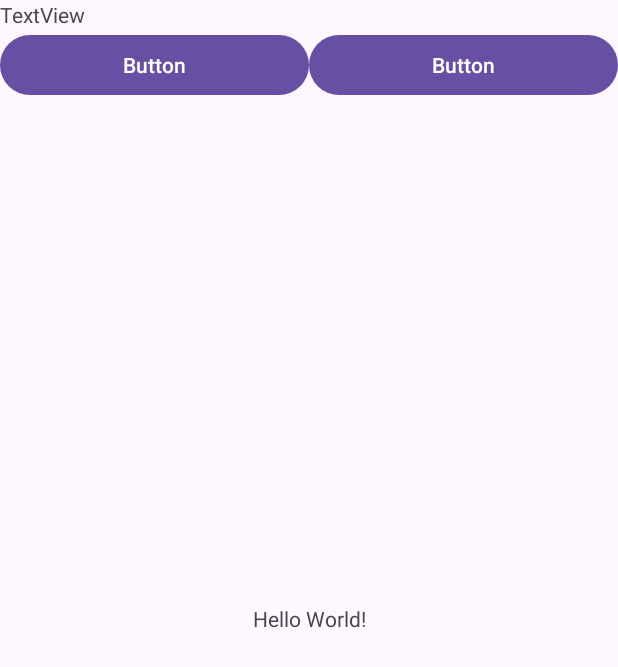
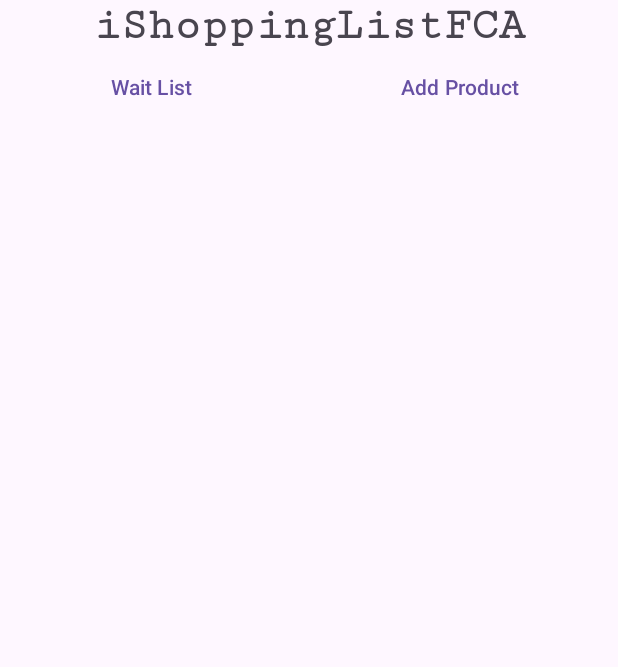
Before and after one commit to WishperKnight/iShoppingCartFCA, an Android app: the screen it shows after launch (MainActivity), on a phone screen of 412 x 824 dp. Shown: the top 667 px of the screen. Run offline under Robolectric (Android 15) with nearby library versions, the phone set to English and light mode, and no system bars.

Commit message:
App launched, listView doesnt load the items, main view finished without comments

```diff
--- a/app/src/main/java/ies/carrillo/ishoppingcartfca/activities/EditProductActivity.java
+++ b/app/src/main/java/ies/carrillo/ishoppingcartfca/activities/EditProductActivity.java
@@ -17,6 +17,7 @@ import androidx.core.view.WindowInsetsCompat;
 
 import ies.carrillo.ishoppingcartfca.R;
 import ies.carrillo.ishoppingcartfca.models.Product;
+import ies.carrillo.ishoppingcartfca.models.Products;
 
 /**
  * Class for edit the atributes of an product
@@ -82,7 +83,7 @@ public class EditProductActivity extends AppCompatActivity {
             String finalNewName2 = newName;
             String finalNewNote2 = newNote;
 
-            btnEditProduct.setOnClickListener(v -> editproduct(p, finalNewName2, finalNewNote2, buy.isChecked()));
+            btnEditProduct.setOnClickListener(v -> Products.products.add(editproduct(p, finalNewName2, finalNewNote2, buy.isChecked())));
         }
 
         btnCancel.setOnClickListener(v -> startActivity(cancel));
--- a/app/src/main/java/ies/carrillo/ishoppingcartfca/activities/MainActivity.java
+++ b/app/src/main/java/ies/carrillo/ishoppingcartfca/activities/MainActivity.java
@@ -2,6 +2,8 @@ package ies.carrillo.ishoppingcartfca.activities;
 
 import android.content.Intent;
 import android.os.Bundle;
+import android.widget.Button;
+import android.widget.ListView;
 
 import androidx.activity.EdgeToEdge;
 import androidx.appcompat.app.AppCompatActivity;
@@ -10,6 +12,8 @@ import androidx.core.view.ViewCompat;
 import androidx.core.view.WindowInsetsCompat;
 
 import ies.carrillo.ishoppingcartfca.R;
+import ies.carrillo.ishoppingcartfca.adapters.ProductAdapter;
+import ies.carrillo.ishoppingcartfca.models.Products;
 
 public class MainActivity extends AppCompatActivity {
 
@@ -27,7 +31,22 @@ public class MainActivity extends AppCompatActivity {
     }
 
     private void loadingComponents(){
+
         Intent seeDetails = new Intent(this, DetailsActivity.class);
+        Intent addWaitList = new Intent(this, AddProductToWaitListActivity.class);
+        Intent addProduct = new Intent(this, AddProductAtivity.class);
+
+        Button btnWaitList = findViewById(R.id.btnAddWaitngList);
+        Button btnAddProduct = findViewById(R.id.btnAddProduct);
+
+        ListView lvProducts = findViewById(R.id.lvProducts);
+        ProductAdapter productAdapter = new ProductAdapter(this.getApplicationContext(), 0, Products.products);
+        lvProducts.setAdapter(productAdapter);
+
+
+        lvProducts.setOnItemClickListener((adapterView, view, i, l) ->  startActivity(seeDetails));
+        btnWaitList.setOnClickListener(v-> startActivity(addWaitList));
+        btnAddProduct.setOnClickListener(v-> startActivity(addProduct));
 
     }
 }
--- a/app/src/main/java/ies/carrillo/ishoppingcartfca/adapters/ProductAdapter.java
+++ b/app/src/main/java/ies/carrillo/ishoppingcartfca/adapters/ProductAdapter.java
@@ -14,10 +14,11 @@ import java.util.List;
 
 import ies.carrillo.ishoppingcartfca.R;
 import ies.carrillo.ishoppingcartfca.models.Product;
+import ies.carrillo.ishoppingcartfca.models.Products;
 
 public class ProductAdapter extends ArrayAdapter<Product> {
 
-    private final List<Product> products;
+    private List<Product> products = (List<Product>) Products.products.clone();
 
     /**
      * Constructor for the adapter
--- a/app/src/main/res/layout/activity_main.xml
+++ b/app/src/main/res/layout/activity_main.xml
@@ -1,20 +1,10 @@
 <?xml version="1.0" encoding="utf-8"?>
 <androidx.constraintlayout.widget.ConstraintLayout xmlns:android="http://schemas.android.com/apk/res/android"
-    xmlns:app="http://schemas.android.com/apk/res-auto"
     xmlns:tools="http://schemas.android.com/tools"
     android:id="@+id/main"
     android:layout_width="match_parent"
     android:layout_height="match_parent"
     tools:context=".activities.MainActivity">
-
-    <TextView
-        android:layout_width="wrap_content"
-        android:layout_height="wrap_content"
-        android:text="Hello World!"
-        app:layout_constraintBottom_toBottomOf="parent"
-        app:layout_constraintEnd_toEndOf="parent"
-        app:layout_constraintStart_toStartOf="parent"
-        app:layout_constraintTop_toTopOf="parent" />
 
     <ScrollView
         android:layout_width="match_parent"
@@ -23,36 +13,44 @@
         <LinearLayout
             android:layout_width="match_parent"
             android:layout_height="wrap_content"
-            android:orientation="vertical" >
+            android:orientation="vertical">
 
             <TextView
                 android:id="@+id/textView"
                 android:layout_width="match_parent"
                 android:layout_height="wrap_content"
-                android:text="TextView" />
+                android:fontFamily="serif-monospace"
+                android:text="@string/ishoppinglistfca"
+                android:textAlignment="center"
+                android:textSize="30sp"
+                android:textStyle="bold" />
 
             <ListView
+                android:id="@+id/lvProducts"
                 android:layout_width="match_parent"
                 android:layout_height="match_parent" />
 
             <LinearLayout
+                style="?android:attr/buttonBarStyle"
                 android:layout_width="match_parent"
                 android:layout_height="match_parent"
                 android:orientation="horizontal">
 
                 <Button
-                    android:id="@+id/button7"
+                    android:id="@+id/btnAddWaitngList"
+                    style="?android:attr/buttonBarButtonStyle"
                     android:layout_width="wrap_content"
                     android:layout_height="wrap_content"
                     android:layout_weight="1"
-                    android:text="Button" />
+                    android:text="@string/wait_list" />
 
                 <Button
-                    android:id="@+id/button8"
+                    android:id="@+id/btnAddProduct"
+                    style="?android:attr/buttonBarButtonStyle"
                     android:layout_width="wrap_content"
                     android:layout_height="wrap_content"
                     android:layout_weight="1"
-                    android:text="Button" />
+                    android:text="@string/add_product" />
             </LinearLayout>
         </LinearLayout>
     </ScrollView>
--- a/app/src/main/res/values/strings.xml
+++ b/app/src/main/res/values/strings.xml
@@ -1,3 +1,6 @@
 <resources>
     <string name="app_name">iShoppingListFCA</string>
+    <string name="ishoppinglistfca">iShoppingListFCA</string>
+    <string name="wait_list">Wait List</string>
+    <string name="add_product">Add Product</string>
 </resources>
```
Also changed, not shown: app/src/main/java/ies/carrillo/ishoppingcartfca/models/Products.java (added, +45 -0 lines).
